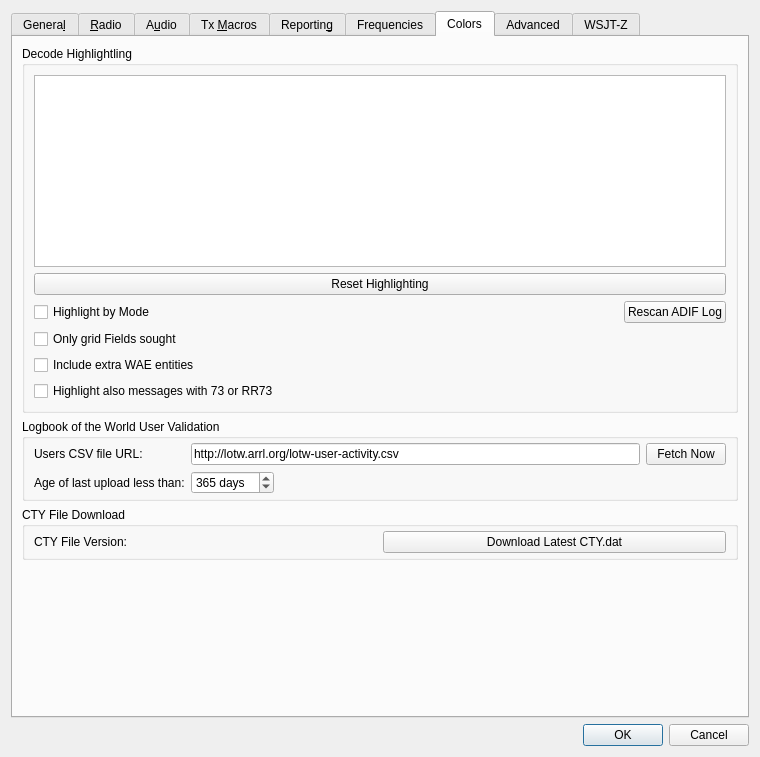
This is Configuration.ui in mikea/wsjt-z as Qt 5 draws it before an edit. The edited form follows.
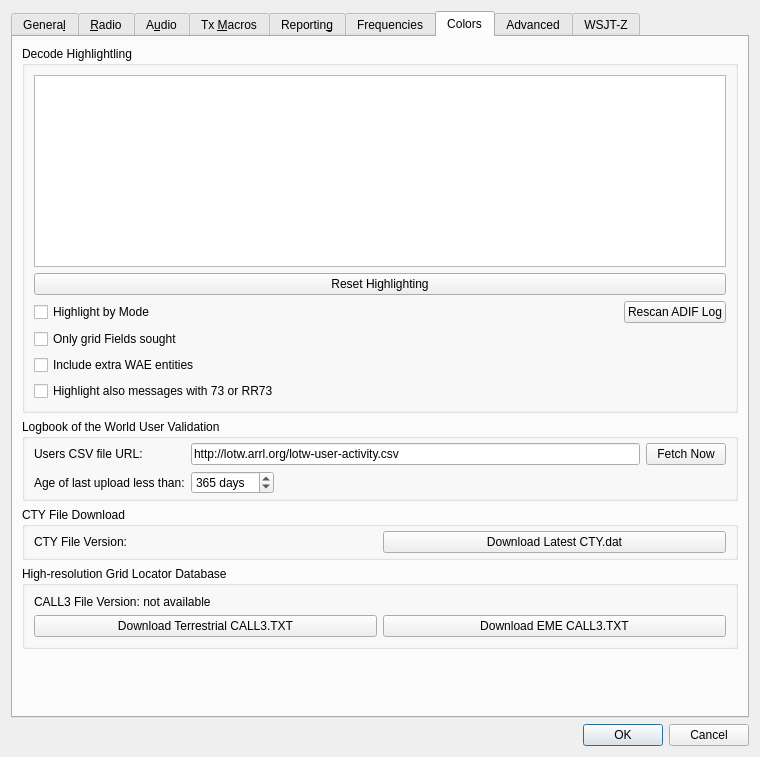
This is the edited form. The open tabs and pages were chosen to show the change. Custom widgets are drawn as their Qt base class.

Commit message: backported CALL3 database

```diff
--- a/Configuration.ui
+++ b/Configuration.ui
@@ -2723,6 +2723,42 @@
          </layout>
         </widget>
        </item>
+       <item>
+        <widget class="QGroupBox" name="call3_groupBox">
+         <property name="title">
+          <string>High-resolution Grid Locator Database</string>
+         </property>
+         <layout class="QGridLayout" name="call3_grid_layout">
+          <item row="0" column="0" colspan="2">
+           <widget class="QLabel" name="CALL3_file_label">
+            <property name="text">
+             <string>CALL3 File Version: not available</string>
+            </property>
+           </widget>
+          </item>
+          <item row="1" column="0">
+           <widget class="QPushButton" name="CALL3_download_button">
+            <property name="toolTip">
+             <string>Download callsign locations for terrestrial operation. Lookup uses the more precise six-character locator when one is available.</string>
+            </property>
+            <property name="text">
+             <string>Download Terrestrial CALL3.TXT</string>
+            </property>
+           </widget>
+          </item>
+          <item row="1" column="1">
+           <widget class="QPushButton" name="CALL3_EME_download_button">
+            <property name="toolTip">
+             <string>Download the EME-focused callsign database used by JT65 Deep Search and callsign lookup.</string>
+            </property>
+            <property name="text">
+             <string>Download EME CALL3.TXT</string>
+            </property>
+           </widget>
+          </item>
+         </layout>
+        </widget>
+       </item>
        <item>
         <spacer name="verticalSpacer_6">
          <property name="orientation">
```
The commit also changes 9 other files.
